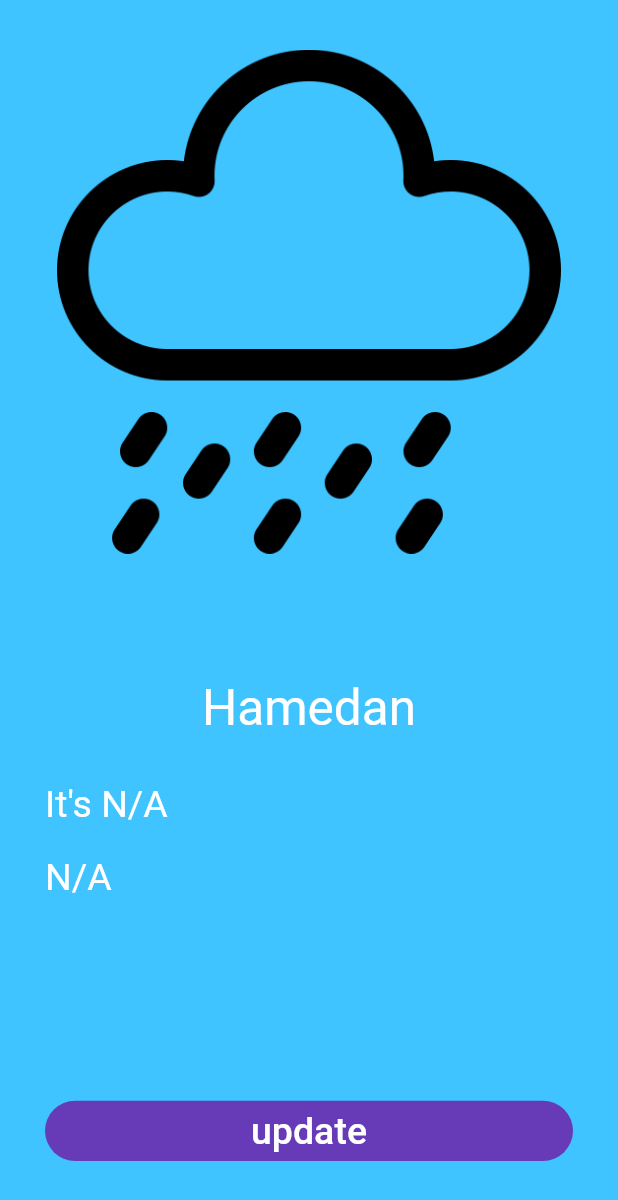
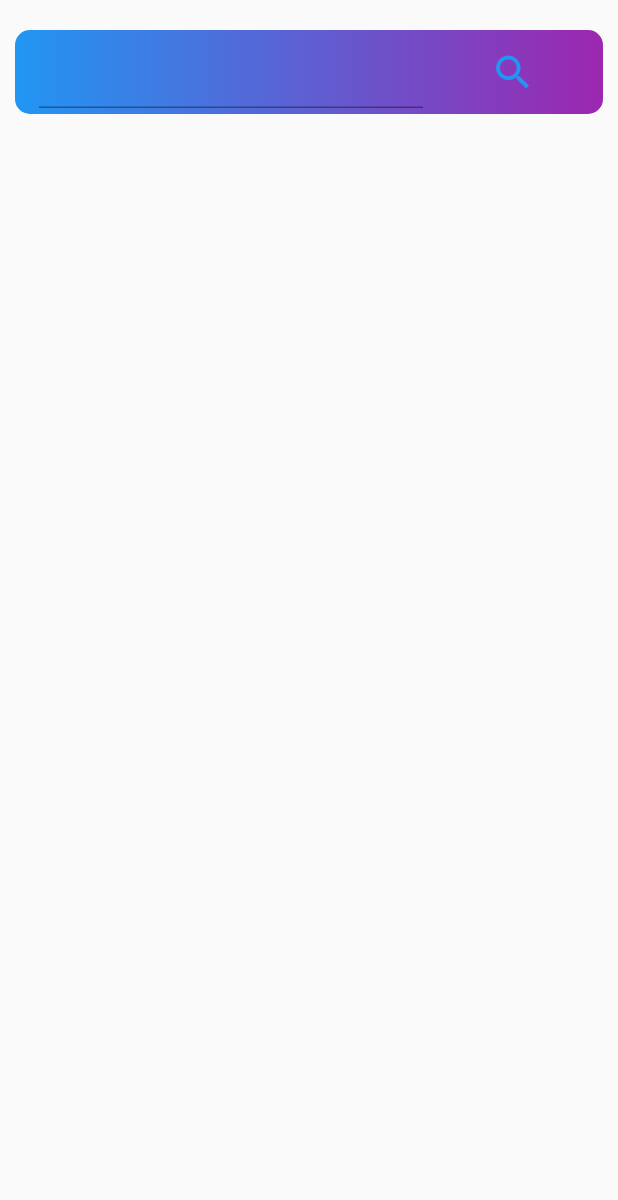
Before and after one commit to armin1440/weather-man, a Flutter app: the screen it shows after launch, on a phone screen of 412 x 824 dp. Shown: the top 1200 px of the screen. Run offline on Flutter 3.47's test engine with Material 2 defaults, Android fonts, the phone set to English and light mode, and no system bars; our stand-ins replace flutter_spinkit.

Commit message:
Cities Screen created. search bar implemented.

```diff
--- /dev/null
+++ b/lib/Interface/CitiesScreen.dart
@@ -0,0 +1,33 @@
+import 'package:flutter/material.dart';
+
+class CitiesScreen extends StatefulWidget{
+
+  @override
+  _CitiesScreenState createState() => _CitiesScreenState();
+}
+
+class _CitiesScreenState extends State<CitiesScreen>{
+
+  @override
+  Widget build(BuildContext context) {
+    return Scaffold(
+      body: Padding(
+        padding: const EdgeInsets.symmetric(vertical: 20, horizontal: 10),
+        child: Column(
+          children: <Widget>[
+            DecoratedBox(
+              decoration: BoxDecoration(color: Colors.blueAccent, borderRadius: BorderRadius.circular(10),
+              gradient: LinearGradient(colors: [Colors.blue, Colors.purple]) ),
+              child: ListTile(
+                title: TextField(),
+                trailing: FlatButton(
+                  child: Icon(Icons.search, size: 30, color: Colors.blue,),
+                ),
+              ),
+            )
+          ],
+        ),
+      ),
+    );
+  }
+}
--- a/lib/Interface/WeatherScreen.dart
+++ b/lib/Interface/WeatherScreen.dart
@@ -7,6 +7,7 @@ const Map jsonNotation = {'temperature': 'main temp',
 'weather' : 'weather 0 main'};
 
 class WeatherScreen extends StatefulWidget {
+
   @override
   _WeatherScreenState createState() => _WeatherScreenState();
 }
@@ -20,18 +21,16 @@ class _WeatherScreenState extends State<WeatherScreen> {
   Widget build(BuildContext context) {
     return SafeArea(
       child: Scaffold(
+        backgroundColor: Colors.lightBlueAccent,
         body: Container(
           color: Colors.lightBlueAccent,
-          child: Padding(
-            padding: EdgeInsets.symmetric(horizontal: 30),
           child: Column(
-              // mainAxisAlignment: MainAxisAlignment.center,
             crossAxisAlignment: CrossAxisAlignment.stretch,
             children: <Widget>[
               Expanded(
                   flex: 10,
                   child: Padding(
-                      padding: const EdgeInsets.all(8.0),
+                    padding: const EdgeInsets.fromLTRB(20, 45, 20, 0),
                     child: Image.asset("images/rain.png"),
                   )
               ),
@@ -40,6 +39,8 @@ class _WeatherScreenState extends State<WeatherScreen> {
               ),
               Expanded(
                 flex: 6,
+                child: Padding(
+                  padding: const EdgeInsets.symmetric(horizontal: 20.0),
                   child: Column(
                     crossAxisAlignment: CrossAxisAlignment.stretch,
                     children: <Widget>[
@@ -55,11 +56,13 @@ class _WeatherScreenState extends State<WeatherScreen> {
                     ],
                   ),
                 ),
+              ),
               SizedBox(
                 height: 40,
               ),
               Expanded(
                 flex: 1,
+                child: Center(
                   child: DecoratedBox(
                     decoration: BoxDecoration(borderRadius: BorderRadius.circular(30),color: Colors.deepPurple ),
                     child: FlatButton(
@@ -92,6 +95,7 @@ class _WeatherScreenState extends State<WeatherScreen> {
                     ),
                   ),
                 ),
+              ),
               SizedBox(
                 height: 50,
               )
@@ -99,8 +103,6 @@ class _WeatherScreenState extends State<WeatherScreen> {
           ),
         ),
       ),
-        backgroundColor: Colors.lightBlueAccent,
-      ),
     );
   }
 }
--- a/lib/main.dart
+++ b/lib/main.dart
@@ -1,5 +1,6 @@
 import 'package:flutter/cupertino.dart';
 import 'package:flutter/material.dart';
+import 'package:learner/Interface/CitiesScreen.dart';
 import 'package:learner/Interface/WeatherScreen.dart';
 import 'logic/Weather.dart';
 import 'Interface/LoadingScreen.dart';
@@ -22,7 +23,7 @@ class _MyAppState extends State<MyApp> {
       MaterialApp(
         home: SafeArea(
           child: Scaffold(
-            body: WeatherScreen()
+            body: CitiesScreen()
           ),
         ),
       )
```
Lines whose indentation alone changed are shown as unchanged.
